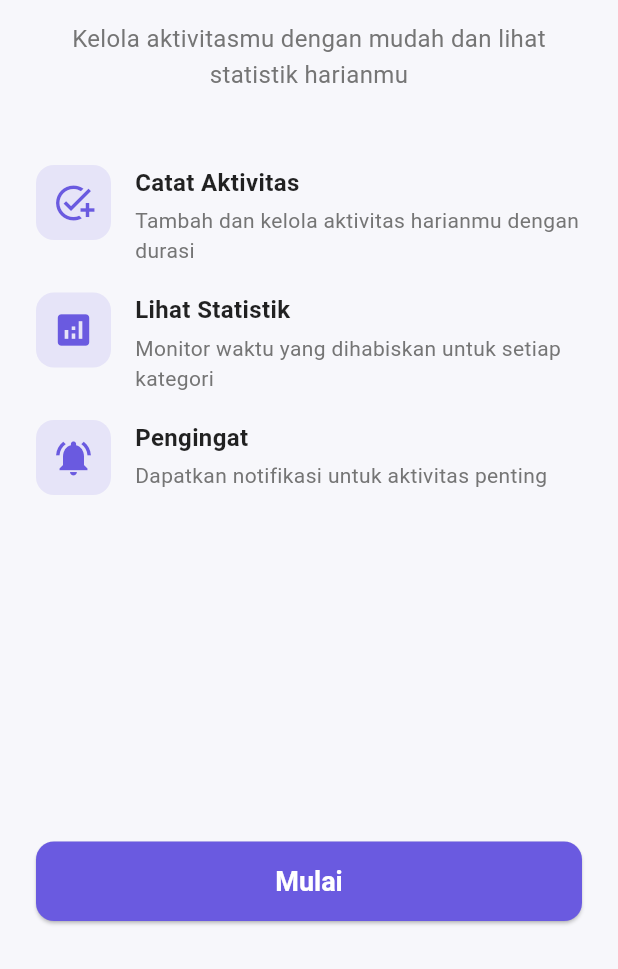
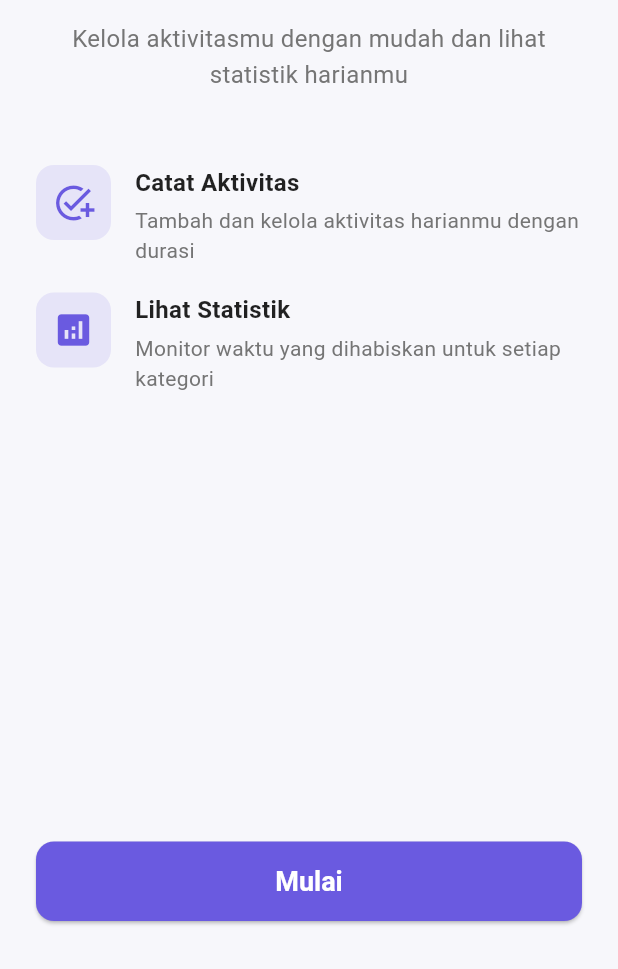
Before and after one commit to nailazza/trackify-app, a Flutter app: the screen it shows after launch, on a phone screen of 412 x 824 dp, the part 267-1236 px from its top. Run offline on Flutter 3.47's test engine with Material 3 defaults, Android fonts, the light colour scheme and no system bars; our stand-ins replace supabase_flutter; accounts and stored records are empty.

Commit message:
Update welcome_page.dart

```diff
--- a/lib/pages/welcome_page.dart
+++ b/lib/pages/welcome_page.dart
@@ -70,12 +70,6 @@ class WelcomePage extends StatelessWidget {
                   title: 'Lihat Statistik',
                   subtitle:
                       'Monitor waktu yang dihabiskan untuk setiap kategori',
-                ),
-                const SizedBox(height: 18),
-                _featureItem(
-                  icon: Icons.notifications_active,
-                  title: 'Pengingat',
-                  subtitle: 'Dapatkan notifikasi untuk aktivitas penting',
                 ),
                 const Spacer(),
 
```
